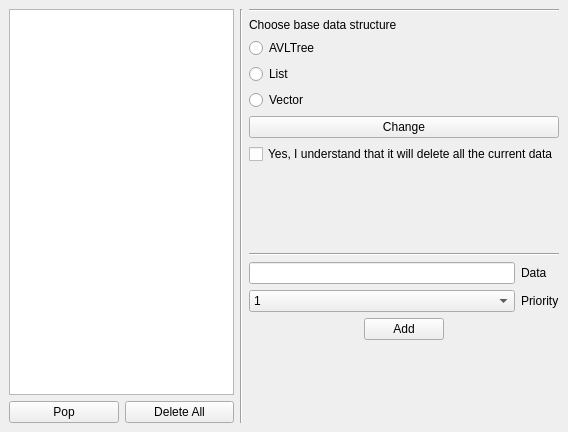
First picture: the form in prioritized-queue-uml/prioritized-queue-uml-gui/prioritized-queue/mainwindow.ui, repository RedCuckoo/prioritized-queue-uml, before the edit.
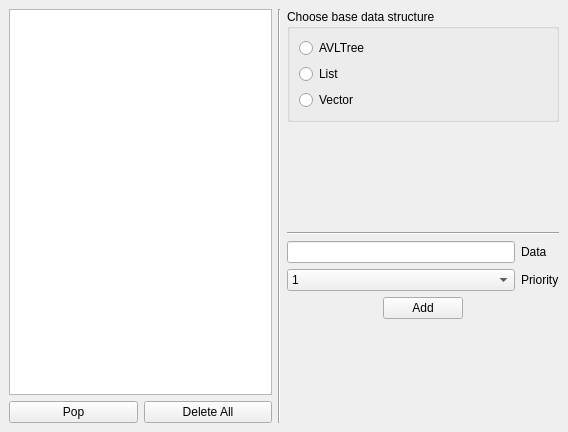
Second picture: the form after the edit.

Diff of the .ui file:
```diff
--- a/prioritized-queue-uml/prioritized-queue-uml-gui/prioritized-queue/mainwindow.ui
+++ b/prioritized-queue-uml/prioritized-queue-uml-gui/prioritized-queue/mainwindow.ui
@@ -14,13 +14,13 @@
    <string>MainWindow</string>
   </property>
   <widget class="QWidget" name="centralwidget">
-   <layout class="QGridLayout" name="gridLayout">
-    <item row="0" column="0">
+   <layout class="QHBoxLayout" name="horizontalLayout_3">
+    <item>
      <layout class="QHBoxLayout" name="horizontalLayout" stretch="1,2">
       <item>
        <layout class="QVBoxLayout" name="verticalLayout_4">
         <item>
-         <widget class="QListView" name="listView"/>
+         <widget class="QListWidget" name="listWidget"/>
         </item>
         <item>
          <layout class="QHBoxLayout" name="horizontalLayout_4">
@@ -51,26 +51,18 @@
       </item>
      </layout>
     </item>
-    <item row="0" column="1">
+    <item>
      <layout class="QVBoxLayout" name="verticalLayout_7">
       <item>
-       <widget class="Line" name="line_4">
-        <property name="orientation">
-         <enum>Qt::Horizontal</enum>
-        </property>
-       </widget>
-      </item>
-      <item>
-       <layout class="QVBoxLayout" name="verticalLayout_6">
-        <item>
          <layout class="QVBoxLayout" name="verticalLayout_5">
           <item>
-           <widget class="QLabel" name="label">
-            <property name="text">
+         <widget class="QGroupBox" name="groupBox">
+          <property name="title">
              <string>Choose base data structure</string>
             </property>
-           </widget>
-          </item>
+          <layout class="QGridLayout" name="gridLayout">
+           <item row="0" column="0">
+            <layout class="QVBoxLayout" name="verticalLayout_6">
           <item>
            <widget class="QRadioButton" name="radioButtonAVLTree">
             <property name="text">
@@ -94,18 +86,7 @@
           </item>
          </layout>
         </item>
-        <item>
-         <widget class="QPushButton" name="pushButtonChange">
-          <property name="text">
-           <string>Change</string>
-          </property>
-         </widget>
-        </item>
-        <item>
-         <widget class="QCheckBox" name="checkBox">
-          <property name="text">
-           <string>Yes, I understand that it will delete all the current data</string>
-          </property>
+          </layout>
          </widget>
         </item>
        </layout>
```
Left out of the diff: 2 changed lines with no effect on the pictures. Lines whose indentation alone changed are shown as unchanged.
